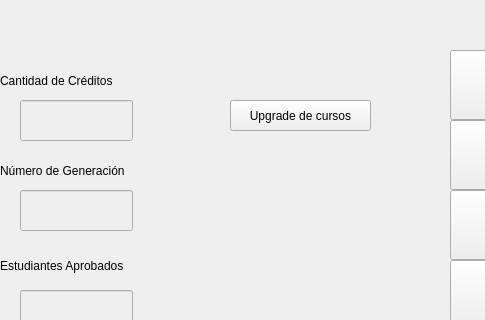
First picture: the form in Proyecto2/mainwindow.ui, repository raxzers/Proyecto2-datos2, before the edit; both pictures show x 0 to 485 and y 0 to 320 of the 1200 by 800 pixel window.
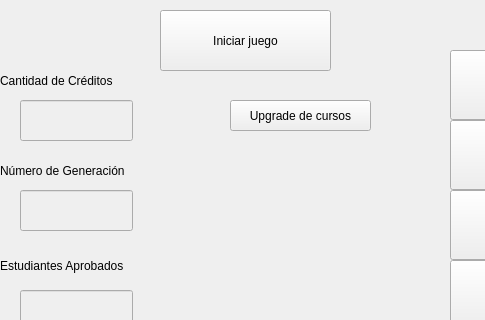
Second picture: the form after the edit.

Commit message: Boton para iniciar el juego

Diff of the .ui file:
```diff
--- a/Proyecto2/mainwindow.ui
+++ b/Proyecto2/mainwindow.ui
@@ -2827,6 +2827,19 @@
      <string/>
     </property>
    </widget>
+   <widget class="QPushButton" name="IniciarButton">
+    <property name="geometry">
+     <rect>
+      <x>160</x>
+      <y>10</y>
+      <width>171</width>
+      <height>61</height>
+     </rect>
+    </property>
+    <property name="text">
+     <string>Iniciar juego</string>
+    </property>
+   </widget>
   </widget>
   <widget class="QStatusBar" name="statusbar"/>
  </widget>
```
The commit also changes 3 other files.
